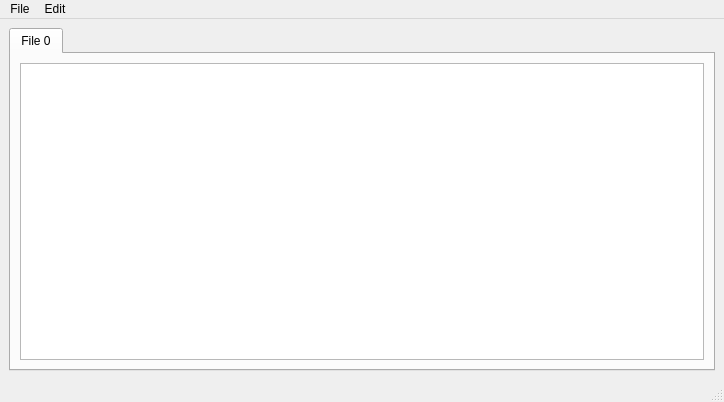
First picture: the form in mainwindow.ui, repository rohankid1/RoPad, before the edit.
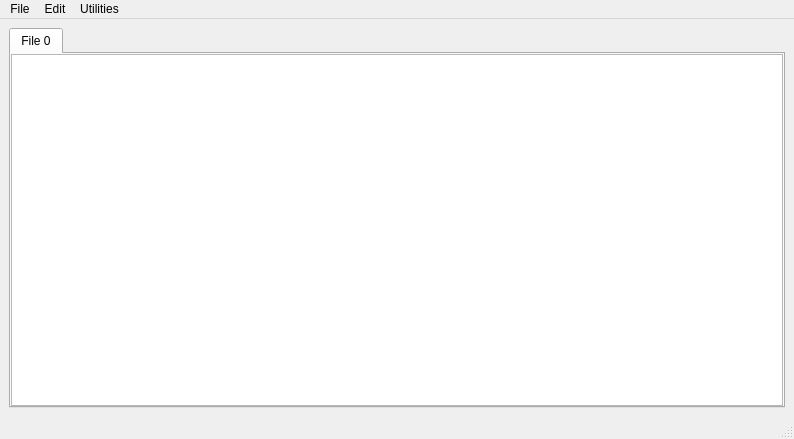
Second picture: the form after the edit.

```diff
--- a/mainwindow.ui
+++ b/mainwindow.ui
@@ -6,8 +6,8 @@
    <rect>
     <x>0</x>
     <y>0</y>
-    <width>724</width>
-    <height>402</height>
+    <width>794</width>
+    <height>439</height>
    </rect>
   </property>
   <property name="windowTitle">
@@ -17,16 +17,47 @@
    <layout class="QGridLayout" name="gridLayout">
     <item row="0" column="0">
      <widget class="QTabWidget" name="tabWidget">
+      <property name="tabPosition">
+       <enum>QTabWidget::North</enum>
+      </property>
       <property name="currentIndex">
        <number>0</number>
       </property>
+      <property name="movable">
+       <bool>true</bool>
+      </property>
       <widget class="QWidget" name="tab">
        <attribute name="title">
         <string>File 0</string>
        </attribute>
        <layout class="QGridLayout" name="gridLayout_2">
+        <property name="leftMargin">
+         <number>0</number>
+        </property>
+        <property name="topMargin">
+         <number>0</number>
+        </property>
+        <property name="rightMargin">
+         <number>0</number>
+        </property>
+        <property name="bottomMargin">
+         <number>0</number>
+        </property>
+        <property name="spacing">
+         <number>0</number>
+        </property>
         <item row="0" column="0">
-         <widget class="QPlainTextEdit" name="plainTextEdit"/>
+         <widget class="QPlainTextEdit" name="plainTextEdit">
+          <property name="frameShape">
+           <enum>QFrame::StyledPanel</enum>
+          </property>
+          <property name="frameShadow">
+           <enum>QFrame::Plain</enum>
+          </property>
+          <property name="lineWidth">
+           <number>1</number>
+          </property>
+         </widget>
         </item>
        </layout>
       </widget>
@@ -39,7 +70,7 @@
     <rect>
      <x>0</x>
      <y>0</y>
-     <width>724</width>
+     <width>794</width>
      <height>20</height>
     </rect>
    </property>
@@ -57,9 +88,21 @@
     <property name="title">
      <string>Edit</string>
     </property>
+    <addaction name="actionCpy"/>
+    <addaction name="actionCut"/>
+    <addaction name="actionPaste"/>
+    <addaction name="actionUndo"/>
+    <addaction name="actionRedo"/>
+   </widget>
+   <widget class="QMenu" name="menuTools">
+    <property name="title">
+     <string>Utilities</string>
+    </property>
+    <addaction name="actionEdit_Theme"/>
    </widget>
    <addaction name="menuFile"/>
    <addaction name="menuEdit"/>
+   <addaction name="menuTools"/>
   </widget>
   <widget class="QStatusBar" name="statusbar"/>
   <action name="actionNew_Tab">
```
Left out of the diff: 65 changed lines with no effect on the pictures.
